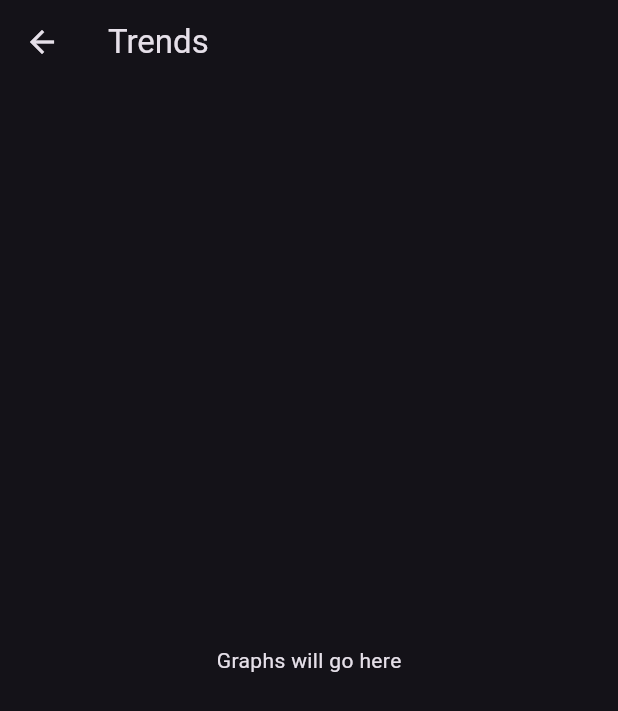
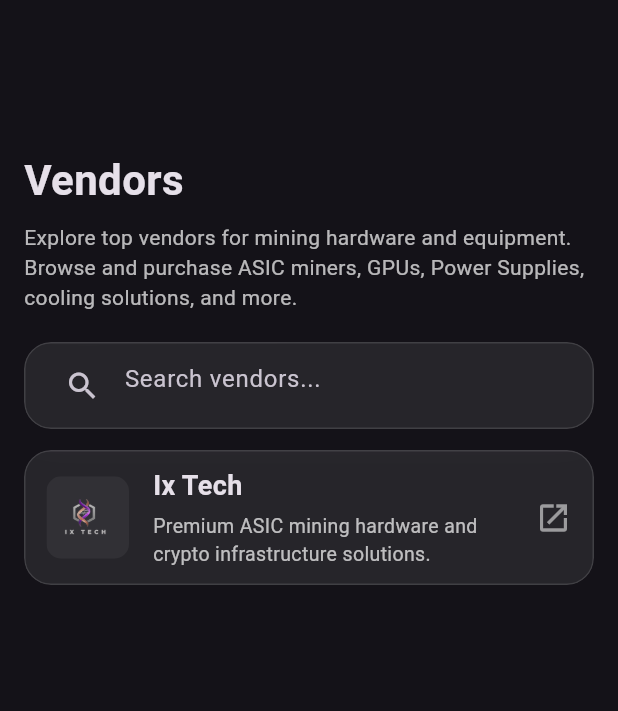
Before and after one commit to NicGrant/Mining_App, a Flutter app: the TrendsPage widget shown alone on an empty page, opened directly, on a phone screen of 412 x 824 dp. Shown: the top 711 px of the screen. Run offline on Flutter 3.47's test engine with Material 3 defaults, Android fonts, the phone set to English and light mode, and no system bars; our stand-ins replace fl_chart, video_player; missing offline and left inert: network_info_plus.

Commit message:
Vendor page updated

```diff
--- a/lib/main.dart
+++ b/lib/main.dart
@@ -120,7 +120,7 @@ class _MainAppState extends State<MainApp> {
     final titles = [
       'Dashboard',
       'Miners',
-      'Trends',
+      'Vendors',
       'Logs',
     ];
 
@@ -158,7 +158,7 @@ class _MainAppState extends State<MainApp> {
             BottomNavigationBarItem(
                 icon: Icon(Icons.memory), label: 'Miners'),
             BottomNavigationBarItem(
-                icon: Icon(Icons.show_chart), label: 'Trends'),
+                icon: Icon(Icons.show_chart), label: 'Vendors'),
             BottomNavigationBarItem(
                 icon: Icon(Icons.list_alt), label: 'Logs'),
           ],
--- a/lib/pages/trends.dart
+++ b/lib/pages/trends.dart
@@ -1,14 +1,164 @@
 import 'package:flutter/material.dart';
+import 'package:url_launcher/url_launcher.dart';
+import '../ui/glass_card.dart';
 
-class TrendsPage extends StatelessWidget {
+class TrendsPage extends StatefulWidget {
   const TrendsPage({super.key});
 
   @override
+  State<TrendsPage> createState() => _TrendsPageState();
+}
+
+class _TrendsPageState extends State<TrendsPage> {
+  final TextEditingController _searchController = TextEditingController();
+  String searchQuery = "";
+
+  final List<Map<String, String>> vendors = [
+    {
+      "name": "Ix Tech",
+      "description":
+          "Premium ASIC mining hardware and crypto infrastructure solutions.",
+      "url": "https://ixtech.xyz",
+      "logo": "assets/images/ixtech.png",
+    },
+  ];
+
+  Future<void> _launchURL(String url) async {
+    final Uri uri = Uri.parse(url);
+    if (!await launchUrl(uri, mode: LaunchMode.externalApplication)) {
+      throw Exception("Could not launch $url");
+    }
+  }
+
+  @override
   Widget build(BuildContext context) {
-    return Scaffold(
-      appBar: AppBar(title: const Text('Trends')),
-      body: const Center(
-        child: Text('Graphs will go here'),
+    final filteredVendors = vendors.where((vendor) {
+      return vendor["name"]!
+          .toLowerCase()
+          .contains(searchQuery.toLowerCase());
+    }).toList();
+
+    return Padding(
+      padding: const EdgeInsets.fromLTRB(16, 100, 16, 20),
+      child: Column(
+        crossAxisAlignment: CrossAxisAlignment.start,
+        children: [
+
+          // Page Title
+          const Text(
+            "Vendors",
+            style: TextStyle(
+              fontSize: 28,
+              fontWeight: FontWeight.bold,
+            ),
+          ),
+
+          const SizedBox(height: 8),
+
+          const Text(
+            "Explore top vendors for mining hardware and equipment. "
+            "Browse and purchase ASIC miners, GPUs, Power Supplies, "
+            "cooling solutions, and more.",
+            style: TextStyle(
+              fontSize: 14,
+              color: Colors.white70,
+            ),
+          ),
+
+          const SizedBox(height: 20),
+
+          // Search Bar
+          GlassCard(
+            padding: const EdgeInsets.symmetric(horizontal: 14, vertical: 4),
+            child: TextField(
+              controller: _searchController,
+              decoration: const InputDecoration(
+                hintText: "Search vendors...",
+                border: InputBorder.none,
+                prefixIcon: Icon(Icons.search),
+              ),
+              onChanged: (value) {
+                setState(() {
+                  searchQuery = value;
+                });
+              },
+            ),
+          ),
+
+          // Vendor List
+          Expanded(
+            child: ListView.builder(
+              padding: EdgeInsets.only(top: 14),
+              itemCount: filteredVendors.length,
+              itemBuilder: (context, index) {
+                final vendor = filteredVendors[index];
+
+                return Padding(
+                  padding: const EdgeInsets.only(bottom: 14),
+                  child: GestureDetector(
+                    onTap: () => _launchURL(vendor["url"]!),
+                    child: GlassCard(
+                      padding: const EdgeInsets.symmetric(
+                        horizontal: 14,
+                        vertical: 10,
+                      ),
+                      child: Row(
+                        children: [
+
+                          // Vendor Logo
+                          ClipRRect(
+                            borderRadius: BorderRadius.circular(10),
+                            child: Container(
+                              width: 55,
+                              height: 55,
+                              color: Colors.white.withOpacity(0.05),
+                              child: Image.asset(
+                                vendor["logo"]!,
+                                fit: BoxFit.contain,
+                              ),
+                            ),
+                          ),
+
+                          const SizedBox(width: 16),
+
+                          // Vendor Info
+                          Expanded(
+                            child: Column(
+                              crossAxisAlignment:
+                                  CrossAxisAlignment.start,
+                              children: [
+                                Text(
+                                  vendor["name"]!,
+                                  style: const TextStyle(
+                                    fontSize: 18,
+                                    fontWeight: FontWeight.bold,
+                                  ),
+                                ),
+                                const SizedBox(height: 4),
+                                Text(
+                                  vendor["description"]!,
+                                  style: const TextStyle(
+                                    fontSize: 13,
+                                    color: Colors.white70,
+                                  ),
+                                ),
+                              ],
+                            ),
+                          ),
+
+                          const Icon(
+                            Icons.open_in_new,
+                            color: Colors.white54,
+                          ),
+                        ],
+                      ),
+                    ),
+                  ),
+                );
+              },
+            ),
+          ),
+        ],
       ),
     );
   }
--- a/lib/ui/glass_card.dart
+++ b/lib/ui/glass_card.dart
@@ -3,8 +3,13 @@ import 'package:flutter/material.dart';
 
 class GlassCard extends StatelessWidget {
   final Widget child;
+  final EdgeInsets padding;
 
-  const GlassCard({super.key, required this.child});
+  const GlassCard({
+    super.key,
+    required this.child,
+    this.padding = const EdgeInsets.all(16),
+  });
 
   @override
   Widget build(BuildContext context) {
@@ -13,7 +18,7 @@ class GlassCard extends StatelessWidget {
       child: BackdropFilter(
         filter: ImageFilter.blur(sigmaX: 12, sigmaY: 12),
         child: Container(
-          padding: const EdgeInsets.all(16),
+          padding: padding,
           decoration: BoxDecoration(
             color: Colors.white.withOpacity(0.08),
             borderRadius: BorderRadius.circular(18),
--- a/pubspec.yaml
+++ b/pubspec.yaml
@@ -32,6 +32,7 @@ dependencies:
     sdk: flutter
   video_player: ^2.8.6
   fl_chart: ^0.66.0
+  url_launcher: ^6.2.5
 
   # The following adds the Cupertino Icons font to your application.
   # Use with the CupertinoIcons class for iOS style icons.
@@ -56,6 +57,7 @@ dev_dependencies:
 # The following section is specific to Flutter packages.
 flutter:
   assets:
+  - assets/images/
   - assets/videos/
   # The following line ensures that the Material Icons font is
   # included with your application, so that you can use the icons in
```
Also changed, not shown: assets/images/ixtech.png (added), pubspec.lock, 6 other files.
